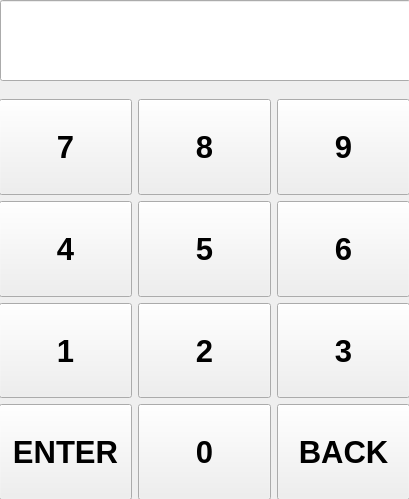
This is loginwindow.ui in darryusa/QtProcess as Qt 5 draws it before an edit. The edited form follows.
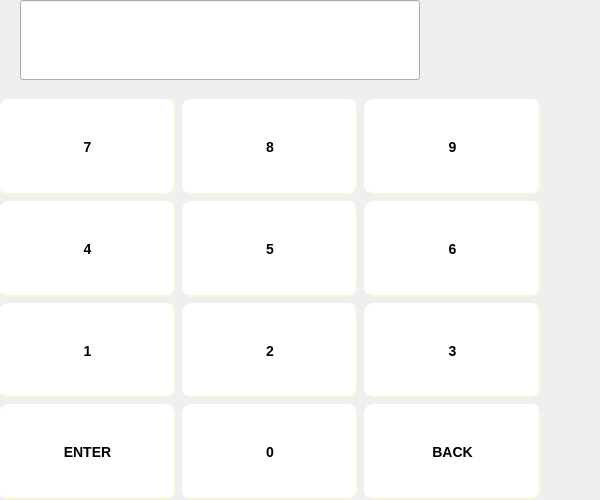
This is the edited form.

Commit message: change the layout of log in screen

Patch:
```diff
--- a/loginwindow.ui
+++ b/loginwindow.ui
@@ -5,12 +5,15 @@
   <property name="windowModality">
    <enum>Qt::NonModal</enum>
   </property>
+  <property name="enabled">
+   <bool>true</bool>
+  </property>
   <property name="geometry">
    <rect>
     <x>0</x>
     <y>0</y>
-    <width>409</width>
-    <height>499</height>
+    <width>600</width>
+    <height>500</height>
    </rect>
   </property>
   <property name="sizePolicy">
@@ -25,10 +28,10 @@
   <widget class="QLineEdit" name="lineEdit">
    <property name="geometry">
     <rect>
-     <x>0</x>
+     <x>20</x>
      <y>0</y>
-     <width>411</width>
-     <height>81</height>
+     <width>400</width>
+     <height>80</height>
     </rect>
    </property>
    <property name="font">
@@ -54,7 +57,7 @@
     <rect>
      <x>-1</x>
      <y>99</y>
-     <width>411</width>
+     <width>542</width>
      <height>401</height>
     </rect>
    </property>
@@ -69,12 +72,28 @@
       </property>
       <property name="font">
        <font>
-        <family>Arial</family>
-        <pointsize>23</pointsize>
+        <pointsize>-1</pointsize>
         <weight>75</weight>
+        <italic>false</italic>
         <bold>true</bold>
        </font>
       </property>
+      <property name="styleSheet">
+       <string notr="true">QPushButton{
+    background-color: white;
+    border-style: outset;
+    border-width: 2px;
+    border-radius: 10px;
+    border-color: beige;
+    font: bold 14px;
+    min-width: 10em;
+    padding: 6px;
+}
+QPushButton:pressed{
+    background-color: red;
+    border-style: inset;
+}</string>
+      </property>
       <property name="text">
        <string>9</string>
       </property>
@@ -90,12 +109,28 @@
       </property>
       <property name="font">
        <font>
-        <family>Arial</family>
-        <pointsize>23</pointsize>
+        <pointsize>-1</pointsize>
         <weight>75</weight>
+        <italic>false</italic>
         <bold>true</bold>
        </font>
       </property>
+      <property name="styleSheet">
+       <string notr="true">QPushButton{
+    background-color: white;
+    border-style: outset;
+    border-width: 2px;
+    border-radius: 10px;
+    border-color: beige;
+    font: bold 14px;
+    min-width: 10em;
+    padding: 6px;
+}
+QPushButton:pressed{
+    background-color: green;
+    border-style: inset;
+}</string>
+      </property>
       <property name="text">
        <string>8</string>
       </property>
@@ -111,12 +146,28 @@
       </property>
       <property name="font">
        <font>
-        <family>Arial</family>
-        <pointsize>23</pointsize>
+        <pointsize>-1</pointsize>
         <weight>75</weight>
+        <italic>false</italic>
         <bold>true</bold>
        </font>
       </property>
+      <property name="styleSheet">
+       <string notr="true">QPushButton{
+    background-color: white;
+    border-style: outset;
+    border-width: 2px;
+    border-radius: 10px;
+    border-color: beige;
+    font: bold 14px;
+    min-width: 10em;
+    padding: 6px;
+}
+QPushButton:pressed{
+    background-color: red;
+    border-style: inset;
+}</string>
+      </property>
       <property name="text">
        <string>6</string>
       </property>
@@ -132,12 +183,28 @@
       </property>
       <property name="font">
        <font>
-        <family>Arial</family>
-        <pointsize>23</pointsize>
+        <pointsize>-1</pointsize>
         <weight>75</weight>
+        <italic>false</italic>
         <bold>true</bold>
        </font>
       </property>
+      <property name="styleSheet">
+       <string notr="true">QPushButton{
+    background-color: white;
+    border-style: outset;
+    border-width: 2px;
+    border-radius: 10px;
+    border-color: beige;
+    font: bold 14px;
+    min-width: 10em;
+    padding: 6px;
+}
+QPushButton:pressed{
+    background-color: red;
+    border-style: inset;
+}</string>
+      </property>
       <property name="text">
        <string>5</string>
       </property>
@@ -153,12 +220,28 @@
       </property>
       <property name="font">
        <font>
-        <family>Arial</family>
-        <pointsize>23</pointsize>
+        <pointsize>-1</pointsize>
         <weight>75</weight>
+        <italic>false</italic>
         <bold>true</bold>
        </font>
       </property>
+      <property name="styleSheet">
+       <string notr="true">QPushButton{
+    background-color: white;
+    border-style: outset;
+    border-width: 2px;
+    border-radius: 10px;
+    border-color: beige;
+    font: bold 14px;
+    min-width: 10em;
+    padding: 6px;
+}
+QPushButton:pressed{
+    background-color: red;
+    border-style: inset;
+}</string>
+      </property>
       <property name="text">
        <string>7</string>
       </property>
@@ -174,12 +257,31 @@
       </property>
       <property name="font">
        <font>
-        <family>Arial</family>
-        <pointsize>23</pointsize>
+        <pointsize>-1</pointsize>
         <weight>75</weight>
+        <italic>false</italic>
         <bold>true</bold>
        </font>
       </property>
+      <property name="autoFillBackground">
+       <bool>false</bool>
+      </property>
+      <property name="styleSheet">
+       <string notr="true">QPushButton{
+    background-color: white;
+    border-style: outset;
+    border-width: 2px;
+    border-radius: 10px;
+    border-color: beige;
+    font: bold 14px;
+    min-width: 10em;
+    padding: 6px;
+}
+QPushButton:pressed{
+    background-color: red;
+    border-style: inset;
+}</string>
+      </property>
       <property name="text">
        <string>4</string>
       </property>
@@ -195,12 +297,28 @@
       </property>
       <property name="font">
        <font>
-        <family>Arial</family>
-        <pointsize>23</pointsize>
+        <pointsize>-1</pointsize>
         <weight>75</weight>
+        <italic>false</italic>
         <bold>true</bold>
        </font>
       </property>
+      <property name="styleSheet">
+       <string notr="true">QPushButton{
+    background-color: white;
+    border-style: outset;
+    border-width: 2px;
+    border-radius: 10px;
+    border-color: beige;
+    font: bold 14px;
+    min-width: 10em;
+    padding: 6px;
+}
+QPushButton:pressed{
+    background-color: red;
+    border-style: inset;
+}</string>
+      </property>
       <property name="text">
        <string>1</string>
       </property>
@@ -216,12 +334,28 @@
       </property>
       <property name="font">
        <font>
-        <family>Arial</family>
-        <pointsize>23</pointsize>
+        <pointsize>-1</pointsize>
         <weight>75</weight>
+        <italic>false</italic>
         <bold>true</bold>
        </font>
       </property>
+      <property name="styleSheet">
+       <string notr="true">QPushButton{
+    background-color: white;
+    border-style: outset;
+    border-width: 2px;
+    border-radius: 10px;
+    border-color: beige;
+    font: bold 14px;
+    min-width: 10em;
+    padding: 6px;
+}
+QPushButton:pressed{
+    background-color: red;
+    border-style: inset;
+}</string>
+      </property>
       <property name="text">
        <string>2</string>
       </property>
@@ -237,12 +371,28 @@
       </property>
       <property name="font">
        <font>
-        <family>Arial</family>
-        <pointsize>23</pointsize>
+        <pointsize>-1</pointsize>
         <weight>75</weight>
+        <italic>false</italic>
         <bold>true</bold>
        </font>
       </property>
+      <property name="styleSheet">
+       <string notr="true">QPushButton{
+    background-color: white;
+    border-style: outset;
+    border-width: 2px;
+    border-radius: 10px;
+    border-color: beige;
+    font: bold 14px;
+    min-width: 10em;
+    padding: 6px;
+}
+QPushButton:pressed{
+    background-color: red;
+    border-style: inset;
+}</string>
+      </property>
       <property name="text">
        <string>3</string>
       </property>
@@ -258,12 +408,28 @@
       </property>
       <property name="font">
        <font>
-        <family>Arial</family>
-        <pointsize>23</pointsize>
+        <pointsize>-1</pointsize>
         <weight>75</weight>
+        <italic>false</italic>
         <bold>true</bold>
        </font>
       </property>
+      <property name="styleSheet">
+       <string notr="true">QPushButton{
+    background-color: white;
+    border-style: outset;
+    border-width: 2px;
+    border-radius: 10px;
+    border-color: beige;
+    font: bold 14px;
+    min-width: 10em;
+    padding: 6px;
+}
+QPushButton:pressed{
+    background-color: red;
+    border-style: inset;
+}</string>
+      </property>
       <property name="text">
        <string>BACK</string>
       </property>
@@ -279,12 +445,28 @@
       </property>
       <property name="font">
        <font>
-        <family>Arial</family>
-        <pointsize>23</pointsize>
+        <pointsize>-1</pointsize>
         <weight>75</weight>
+        <italic>false</italic>
         <bold>true</bold>
        </font>
       </property>
+      <property name="styleSheet">
+       <string notr="true">QPushButton{
+    background-color: white;
+    border-style: outset;
+    border-width: 2px;
+    border-radius: 10px;
+    border-color: beige;
+    font: bold 14px;
+    min-width: 10em;
+    padding: 6px;
+}
+QPushButton:pressed{
+    background-color: red;
+    border-style: inset;
+}</string>
+      </property>
       <property name="text">
        <string>0</string>
       </property>
@@ -300,12 +482,28 @@
       </property>
       <property name="font">
        <font>
-        <family>Arial</family>
-        <pointsize>23</pointsize>
+        <pointsize>-1</pointsize>
         <weight>75</weight>
+        <italic>false</italic>
         <bold>true</bold>
        </font>
       </property>
+      <property name="styleSheet">
+       <string notr="true">QPushButton{
+    background-color: white;
+    border-style: outset;
+    border-width: 2px;
+    border-radius: 10px;
+    border-color: beige;
+    font: bold 14px;
+    min-width: 10em;
+    padding: 6px;
+}
+QPushButton:pressed{
+    background-color: red;
+    border-style: inset;
+}</string>
+      </property>
       <property name="text">
        <string>ENTER</string>
       </property>
```
Left out of the diff: 26 changed lines with no effect on the pictures. The commit also changes 4 other files.
